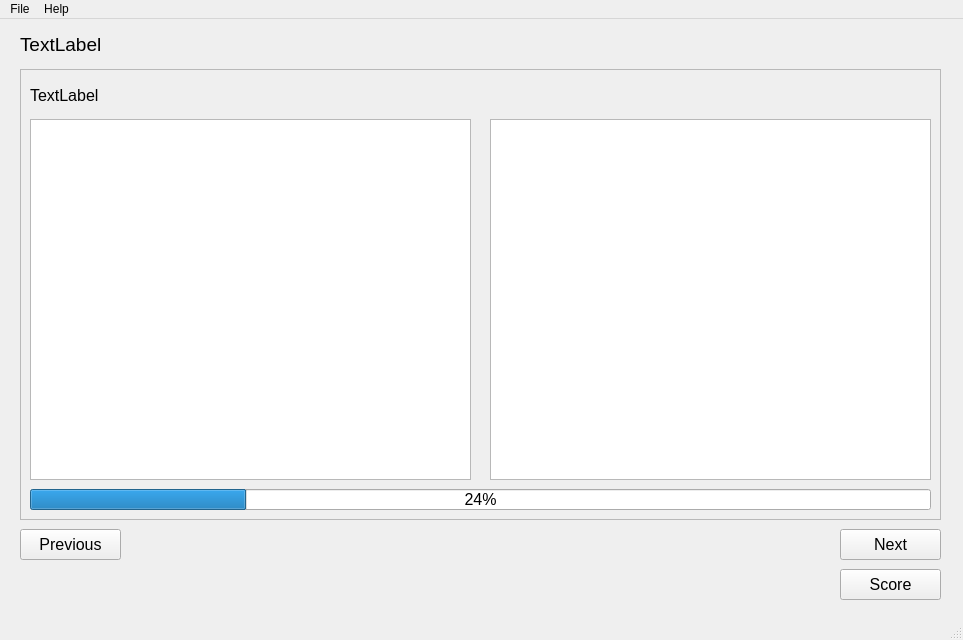
Before: the Qt Designer form src/ui/quiz_window.ui in nikolovdeyan/flashkarti, drawn with Qt 5.
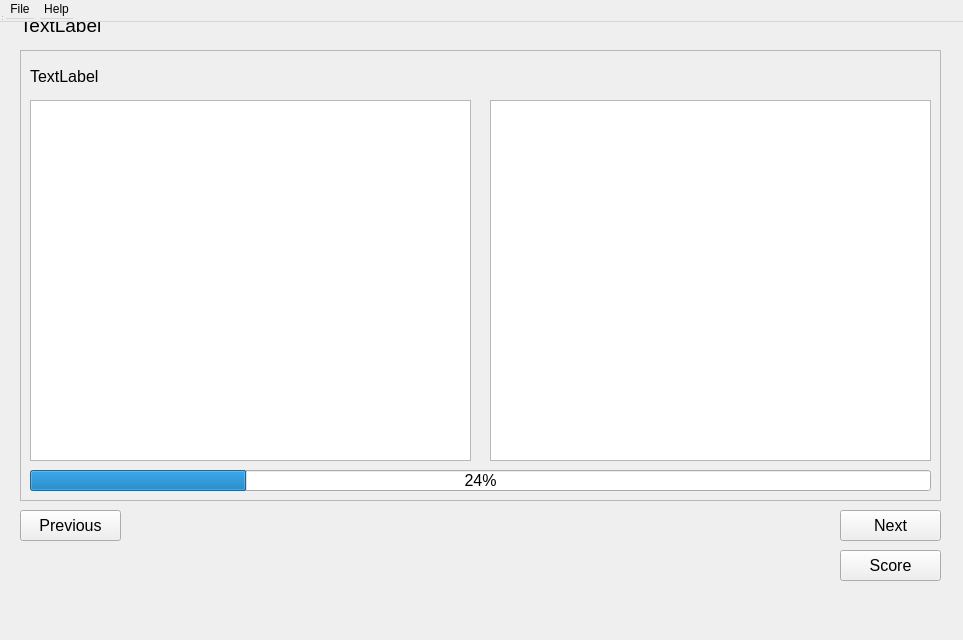
After: the same form once the commit is applied.

Commit message: Start refactoring ui. MainWindow renamed to MenuWindow

```diff
--- a/src/ui/quiz_window.ui
+++ b/src/ui/quiz_window.ui
@@ -1,7 +1,7 @@
 <?xml version="1.0" encoding="UTF-8"?>
 <ui version="4.0">
  <class>QuizWindow</class>
- <widget class="QMainWindow" name="QuizWindow">
+ <widget class="QWidget" name="QuizWindow">
   <property name="geometry">
    <rect>
     <x>0</x>
```
Left out of the diff: 2 changed lines with no effect on the pictures. The commit also changes 10 other files.
